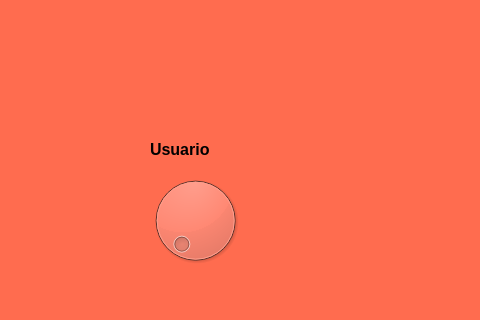
Old version of the form Unidad 2/P4_Dial.ui in the repository cisgarnat/PIP-2024-01; both pictures show x 0 to 480 and y 0 to 320 of the 657 by 445 pixel window.
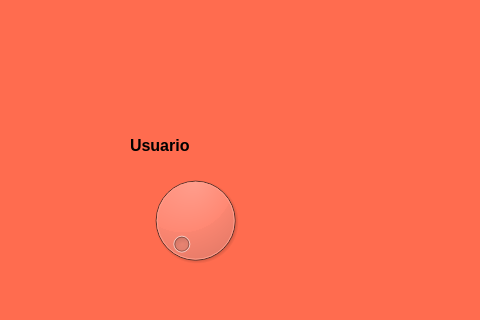
New version of the form. Icons and pictures are not drawn.

Diff of the .ui file:
```diff
--- a/Unidad 2/P4_Dial.ui
+++ b/Unidad 2/P4_Dial.ui
@@ -96,10 +96,10 @@
    <widget class="QLabel" name="label_4">
     <property name="geometry">
      <rect>
-      <x>150</x>
-      <y>139</y>
-      <width>81</width>
-      <height>21</height>
+      <x>130</x>
+      <y>130</y>
+      <width>101</width>
+      <height>31</height>
      </rect>
     </property>
     <property name="font">
```
Left out of the diff: 7 changed lines with no effect on the pictures.
